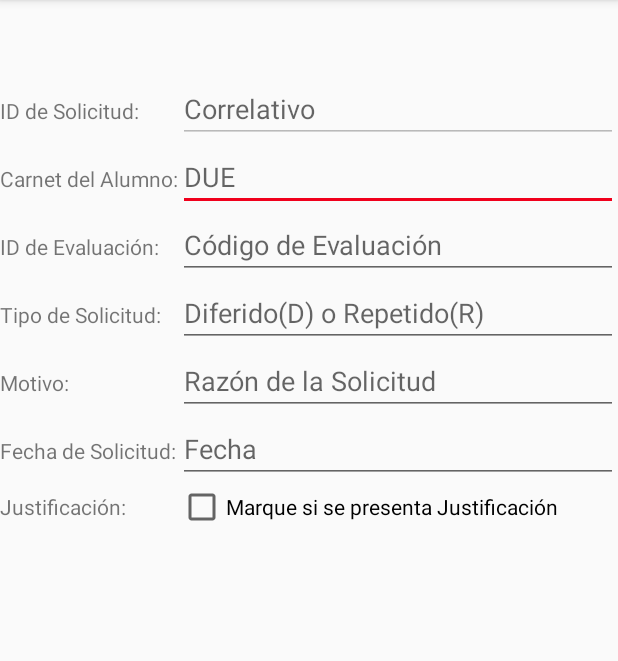
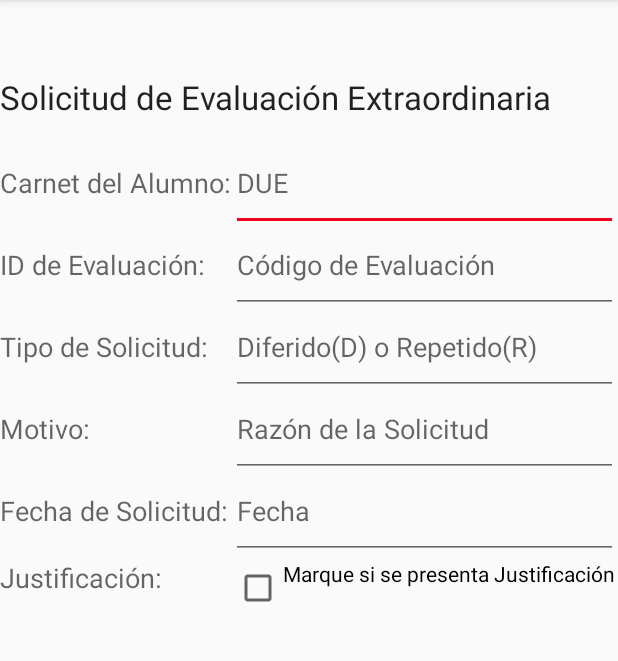
Before and after one commit to Freduart/ProyectoPDM, an Android app: the NuevaSolicitudExtraordinarioActivity screen opened directly, with no data from a screen before it, on a phone screen of 412 x 824 dp, the part 84-745 px from its top. Run offline under Robolectric (Android 15) with nearby library versions, the phone set to English and light mode, and no system bars.

Commit message:
Cambio en XML y Activity: De SolicitudRepetido a SolicitudExtraordinario.

```diff
--- a/ProyectoPDM/app/src/main/AndroidManifest.xml
+++ b/ProyectoPDM/app/src/main/AndroidManifest.xml
@@ -9,7 +9,7 @@
         android:roundIcon="@mipmap/ic_launcher_round"
         android:supportsRtl="true"
         android:theme="@style/AppTheme">
-        <activity android:name=".NuevaEvaluacionActivity"></activity>
+        <activity android:name=".NuevaEvaluacionActivity" />
         <activity android:name=".NuevaSolicitudImpresionActivity" />
         <activity android:name=".SolicitudImpresionActivity" />
         <activity android:name=".CicloActivity" />
@@ -22,7 +22,7 @@
                 <category android:name="android.intent.category.LAUNCHER" />
             </intent-filter>
         </activity>
-        <activity android:name=".RegistrarSolicitudRepeActivity" />
+        <activity android:name=".NuevaSolicitudExtraordinarioActivity" />
         <activity android:name=".MainActivity" />
     </application>
 
--- a/ProyectoPDM/app/src/main/java/sv/ues/fia/eisi/proyectopdm/RegistrarSolicitudRepeActivity.java
+++ b/ProyectoPDM/app/src/main/java/sv/ues/fia/eisi/proyectopdm/NuevaSolicitudExtraordinarioActivity.java
@@ -4,11 +4,11 @@ import androidx.appcompat.app.AppCompatActivity;
 
 import android.os.Bundle;
 
-public class RegistrarSolicitudRepeActivity extends AppCompatActivity {
+public class NuevaSolicitudExtraordinarioActivity extends AppCompatActivity {
 
     @Override
     protected void onCreate(Bundle savedInstanceState) {
         super.onCreate(savedInstanceState);
-        setContentView(R.layout.activity_registrar_solicitud_repe);
+        setContentView(R.layout.activity_nueva_solicitud_extraordinario);
     }
 }
--- /dev/null
+++ b/ProyectoPDM/app/src/main/res/layout/activity_nueva_solicitud_extraordinario.xml
@@ -0,0 +1,103 @@
+<?xml version="1.0" encoding="utf-8"?>
+<ScrollView xmlns:android="http://schemas.android.com/apk/res/android"
+    xmlns:app="http://schemas.android.com/apk/res-auto"
+    xmlns:tools="http://schemas.android.com/tools"
+    android:layout_width="fill_parent"
+    android:layout_height="wrap_content"
+    tools:context=".NuevaSolicitudExtraordinarioActivity">
+
+    <TableLayout
+        android:layout_width="match_parent"
+        android:layout_height="match_parent"
+        android:stretchColumns="1"
+        android:orientation="vertical"
+        android:paddingTop="50dp"
+        android:weightSum="10"
+        app:layout_constraintEnd_toEndOf="parent"
+        app:layout_constraintStart_toStartOf="parent"
+        app:layout_constraintTop_toTopOf="parent">
+
+            <TextView
+                android:layout_width="match_parent"
+                android:layout_height="match_parent"
+                android:text="@string/nuevaSoliExtraName"
+                android:textAppearance="@style/TextAppearance.AppCompat.Large"
+                android:paddingBottom="20dp"/>
+        <TableRow>
+            <TextView
+                android:text="@string/carnetAlumno"
+                android:textAppearance="@style/TextAppearance.AppCompat.Medium"
+                android:paddingBottom="20dp"/>
+            <EditText
+                android:id="@+id/editCarnetAlumno"
+                android:inputType="text"
+                android:maxLength="7"
+                android:hint="@string/hintCarnetAlumno"
+                tools:ignore="Autofill"
+                android:paddingBottom="20dp"/>
+        </TableRow>
+        <TableRow>
+            <TextView
+                android:text="@string/idEvaluacion"
+                android:textAppearance="@style/TextAppearance.AppCompat.Medium"
+                android:paddingBottom="20dp"/>
+            <EditText
+                android:id="@+id/editIdEvaluacion"
+                android:inputType="text"
+                android:maxLength="8"
+                android:hint="@string/hintIdEva"
+                tools:ignore="Autofill"
+                android:paddingBottom="20dp"/>
+        </TableRow>
+        <TableRow>
+            <TextView
+                android:text="@string/tipoSolicitudExtra"
+                android:textAppearance="@style/TextAppearance.AppCompat.Medium"
+                android:paddingBottom="20dp"/>
+            <EditText
+                android:id="@+id/editTipoSoliRepetido"
+                android:inputType="text"
+                android:maxLength="1"
+                android:hint="@string/hintTipoSoli"
+                tools:ignore="Autofill"
+                android:paddingBottom="20dp"/>
+        </TableRow>
+        <TableRow>
+            <TextView
+                android:text="@string/motivoSolicitudExtra"
+                android:textAppearance="@style/TextAppearance.AppCompat.Medium"
+                android:paddingBottom="20dp"/>
+            <EditText
+                android:id="@+id/editMotivoSoliRepetido"
+                android:hint="@string/hintMotivoSoli"
+                android:inputType="text"
+                tools:ignore="Autofill"
+                android:paddingBottom="20dp"/>
+        </TableRow>
+        <TableRow>
+            <TextView
+                android:text="@string/fechaSolicitudExtra"
+                android:textAppearance="@style/TextAppearance.AppCompat.Medium"
+                android:paddingBottom="20dp"/>
+            <EditText
+                android:id="@+id/editFechaSoliRepetido"
+                android:inputType="date|text"
+                android:hint="@string/hintFechaSoli"
+                tools:ignore="Autofill"
+                android:paddingBottom="20dp"/>
+        </TableRow>
+        <TableRow>
+            <TextView
+                android:text="@string/justificacionSoliExtra"
+                android:textAppearance="@style/TextAppearance.AppCompat.Medium"
+                android:paddingBottom="20dp"/>
+            <CheckBox
+                android:id="@+id/JustiSoliRepe"
+                android:text="@string/textoJustiSoliExtra"
+                android:textAlignment="center"
+                android:layout_gravity="center_horizontal"
+                tools:ignore="Autofill"
+                android:paddingBottom="20dp"/>
+        </TableRow>
+    </TableLayout>
+</ScrollView>
--- a/ProyectoPDM/app/src/main/res/layout/activity_registrar_solicitud_repe.xml
+++ /dev/null
@@ -1,86 +0,0 @@
-<?xml version="1.0" encoding="utf-8"?>
-<androidx.constraintlayout.widget.ConstraintLayout xmlns:android="http://schemas.android.com/apk/res/android"
-    xmlns:app="http://schemas.android.com/apk/res-auto"
-    xmlns:tools="http://schemas.android.com/tools"
-    android:layout_width="fill_parent"
-    android:layout_height="wrap_content"
-    tools:context=".RegistrarSolicitudRepeActivity">
-
-    <TableLayout
-        android:layout_width="match_parent"
-        android:layout_height="match_parent"
-        android:stretchColumns="1"
-        android:orientation="vertical"
-        android:paddingTop="50dp"
-        android:weightSum="10"
-        app:layout_constraintEnd_toEndOf="parent"
-        app:layout_constraintStart_toStartOf="parent"
-        app:layout_constraintTop_toTopOf="parent">
-
-
-        <TableRow>
-            <TextView android:text="@string/idSolicitudRepetido" />
-            <EditText
-                android:id="@+id/editIdSolicitud"
-                android:cursorVisible="false"
-                android:enabled="false"
-                android:focusable="false"
-                android:focusableInTouchMode="false"
-                android:inputType="text"
-                android:longClickable="false"
-                android:hint="@string/hintIdSoli"
-                tools:ignore="Autofill"/>
-        </TableRow>
-        <TableRow>
-            <TextView android:text="@string/carnetAlumno" />
-            <EditText
-                android:id="@+id/editCarnetAlumno"
-                android:inputType="text"
-                android:maxLength="7"
-                android:hint="@string/hintCarnetAlumno"
-                tools:ignore="Autofill"/>
-        </TableRow>
-        <TableRow>
-            <TextView android:text="@string/idEvaluacion" />
-            <EditText
-                android:id="@+id/editIdEvaluacion"
-                android:inputType="text"
-                android:maxLength="8"
-                android:hint="@string/hintIdEva"
-                tools:ignore="Autofill"/>
-        </TableRow>
-        <TableRow>
-            <TextView android:text="@string/tipoSolicitudRepetido" />
-            <EditText
-                android:id="@+id/editTipoSoliRepetido"
-                android:inputType="text"
-                android:maxLength="1"
-                android:hint="@string/hintTipoSoli"
-                tools:ignore="Autofill"/>
-        </TableRow>
-        <TableRow>
-            <TextView android:text="@string/motivoSolicitudRepetido" />
-            <EditText
-                android:id="@+id/editMotivoSoliRepetido"
-                android:hint="@string/hintMotivoSoli"
-                android:inputType="text"
-                tools:ignore="Autofill"/>
-        </TableRow>
-        <TableRow>
-            <TextView android:text="@string/fechaSolicitudRepetido" />
-            <EditText
-                android:id="@+id/editFechaSoliRepetido"
-                android:inputType="date|text"
-                android:hint="@string/hintFechaSoli"
-                tools:ignore="Autofill"/>
-        </TableRow>
-        <TableRow>
-            <TextView android:text="@string/justificacionSoliRepetido" />
-            <CheckBox
-                android:id="@+id/JustiSoliRepe"
-                android:text="@string/textoJustiSoliRepetido"
-                tools:ignore="Autofill"/>
-        </TableRow>
-
-    </TableLayout>
-</androidx.constraintlayout.widget.ConstraintLayout>
--- a/ProyectoPDM/app/src/main/res/values/strings.xml
+++ b/ProyectoPDM/app/src/main/res/values/strings.xml
@@ -1,13 +1,14 @@
 <resources>
     <string name="app_name">ProyectoPDM</string>
-    <string name="idSolicitudRepetido">ID de Solicitud: </string>
+    <string name="nuevaSoliExtraName">Solicitud de Evaluación Extraordinaria</string>
+    <string name="idSolicitudExtraordinario">ID de Solicitud: </string>
     <string name="carnetAlumno">Carnet del Alumno: </string>
     <string name="idEvaluacion">ID de Evaluación: </string>
-    <string name="tipoSolicitudRepetido">Tipo de Solicitud: </string>
-    <string name="motivoSolicitudRepetido">Motivo: </string>
-    <string name="fechaSolicitudRepetido">Fecha de Solicitud: </string>
-    <string name="justificacionSoliRepetido">Justificación: </string>
-    <string name="textoJustiSoliRepetido">Marque si se presenta Justificación</string>
+    <string name="tipoSolicitudExtra">Tipo de Solicitud: </string>
+    <string name="motivoSolicitudExtra">Motivo: </string>
+    <string name="fechaSolicitudExtra">Fecha de Solicitud: </string>
+    <string name="justificacionSoliExtra">Justificación: </string>
+    <string name="textoJustiSoliExtra">Marque si se presenta Justificación</string>
     <string name="hintIdSoli">Correlativo</string>
     <string name="hintCarnetAlumno">DUE</string>
     <string name="hintIdEva">Código de Evaluación</string>
```
